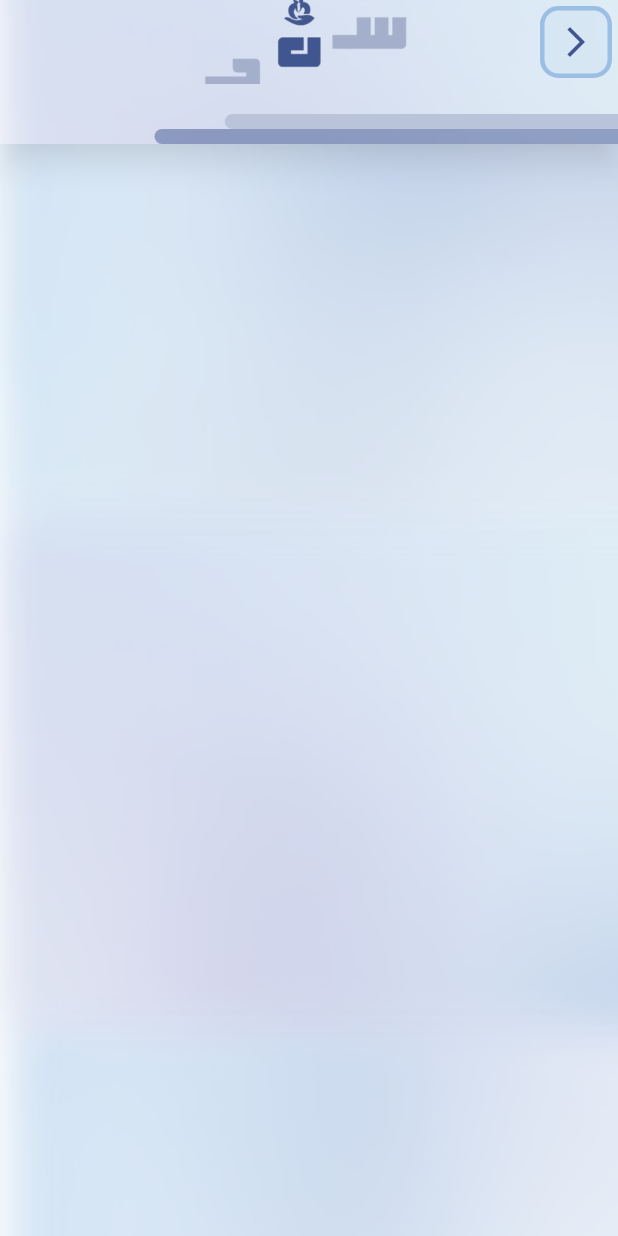
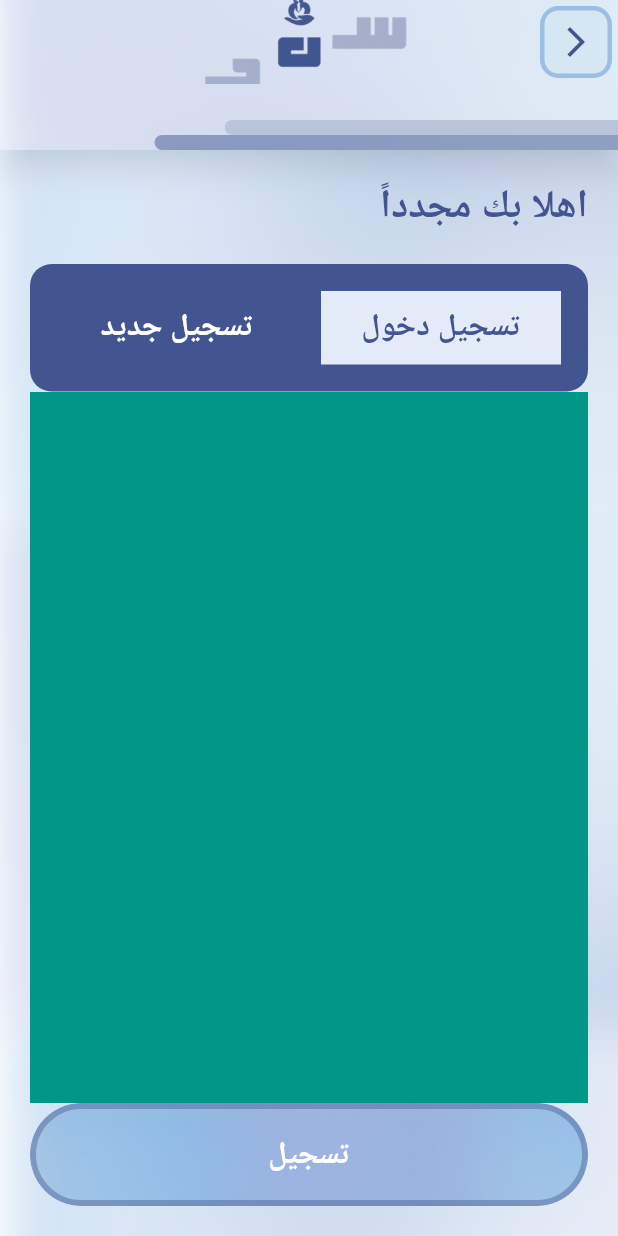
Before and after one commit to 0Ahmad0/sanad_app, a Flutter app: the screen it shows after launch, after a tap on "هيا لنبدأ", on a phone screen of 412 x 824 dp. Run offline on Flutter 3.47's test engine with Material 3 defaults, Android fonts, the phone set to English and light mode, and no system bars; our stand-ins replace animate_do, flutter_localization, flutter_screenutil, flutter_spinkit, get, get_storage and 1 more; Roboto replaces fonts that are missing (Cairo).

Commit message:
Add Some Features And Screens

```diff
--- /dev/null
+++ b/lib/app/controller/auth_controller.dart
@@ -0,0 +1,26 @@
+import 'package:flutter/cupertino.dart';
+import 'package:get/get.dart';
+
+import '../core/utils/app_string.dart';
+
+class AuthController extends GetxController {
+  late final PageController pageController;
+  final List<String> tabsList = [AppString.login, AppString.signup];
+
+  _initPageView() {
+    pageController = PageController(initialPage: 0);
+  }
+
+  navigateToPage(int index){
+    pageController.animateToPage(index,
+        duration: const Duration(milliseconds: 500),
+        curve: Curves.easeInOut
+    );
+  }
+
+  @override
+  void onInit() {
+    _initPageView();
+    super.onInit();
+  }
+}
--- a/lib/app/core/route/app_route.dart
+++ b/lib/app/core/route/app_route.dart
@@ -1,4 +1,5 @@
 import 'package:get/get.dart';
+import 'package:sanad_app/app/controller/auth_controller.dart';
 import 'package:sanad_app/app/screens/auth/auth_screen.dart';
 import 'package:sanad_app/app/screens/splash_screen.dart';
 
--- a/lib/app/core/utils/app_string.dart
+++ b/lib/app/core/utils/app_string.dart
@@ -1,12 +1,14 @@
 class AppString {
   static const appName = "سند";
   static const letsGo = "هيا لنبدأ";
+  static const welcomeAgain = "اهلا بك مجدداً";
+  static const login = "تسجيل دخول";
+  static const signup = "تسجيل جديد";
+  static const registration = "تسجيل";
   static const email = "";
   static const emailRecovery = "Email Recovery";
   static const passWord = "Password";
   static const forgetPassword = "Forget Password ? ";
-  static const login = "Log in";
-  static const signup = "Sign up";
   static const welcome = "Welcome,";
   static const name = "Name";
   static const confirmPassword = "Confirm Password";
--- a/lib/app/core/utils/assets_manager.dart
+++ b/lib/app/core/utils/assets_manager.dart
@@ -5,6 +5,7 @@ class AssetsManager {
   ///=================<<Png>>=================///
 
   static const String backgroundAppIMG = '$imagePath/back_ground_app.png';
+  static const String backgroundButtonIMG = '$imagePath/back_ground_button.png';
   static const String logoIMG = '$imagePath/logo.png';
 
 
--- a/lib/app/core/utils/color_manager.dart
+++ b/lib/app/core/utils/color_manager.dart
@@ -6,8 +6,9 @@ class ColorManager {
 
   /// Prefer Two Color
   static const secondaryColor = Color(0xff9BBEE5);
-  ///
-
+  ///border Button Color
+  static Color borderButtonColor = Color(0xff425591).withOpacity(.42);
+  static const  tabSelectColor = Color(0xffE3EAF8);
   ///
   static const textFieldColor = Color(0xff6C6B6B);
   static const textFieldHintColor = Color(0xff737781);
--- a/lib/app/screens/auth/auth_screen.dart
+++ b/lib/app/screens/auth/auth_screen.dart
@@ -1,10 +1,15 @@
 import 'package:flutter/material.dart';
 import 'package:flutter_screenutil/flutter_screenutil.dart';
 import 'package:get/get.dart';
+import 'package:sanad_app/app/controller/auth_controller.dart';
 import 'package:sanad_app/app/core/helper/sizer_media_query.dart';
+import 'package:sanad_app/app/core/utils/app_string.dart';
 import 'package:sanad_app/app/core/utils/assets_manager.dart';
 import 'package:sanad_app/app/core/utils/color_manager.dart';
+import 'package:sanad_app/app/core/utils/styles_manager.dart';
 import 'package:sanad_app/app/core/utils/values_manager.dart';
+import 'package:sanad_app/app/widgets/button_app_widget.dart';
+import 'package:sanad_app/app/widgets/custom_appbar_widget.dart';
 import 'package:sanad_app/app/widgets/default_scaffold.dart';
 
 class AuthScreen extends StatelessWidget {
@@ -12,66 +17,88 @@ class AuthScreen extends StatelessWidget {
 
   @override
   Widget build(BuildContext context) {
+    final controller = Get.put(AuthController());
     return Scaffold(
-      appBar: AppBar(
-        leading: GestureDetector(
+      appBar: CustomAppBarWidget(),
+      body: DefaultScaffoldWidget(
+        child: Padding(
+          padding: const EdgeInsets.all(AppPadding.p20),
+          child: Column(
+            crossAxisAlignment: CrossAxisAlignment.start,
+            children: [
+              Text(
+                AppString.welcomeAgain,
+                style: StylesManager.textBoldStyle(
+                    size: 20.sp, color: ColorManager.primaryColor),
+              ),
+              const SizedBox(
+                height: AppSize.s20,
+              ),
+              StatefulBuilder(
+                  builder: (_, authSetState) => Container(
+                        padding: const EdgeInsets.all(AppPadding.p10),
+                        decoration: BoxDecoration(
+                          color: ColorManager.primaryColor,
+                          borderRadius: BorderRadius.circular(14.r),
+                        ),
+                        child: Row(
+                          children: List.generate(
+                              controller.tabsList.length,
+                              (index) => Expanded(
+                                    child: GestureDetector(
                                       onTap: () {
-            if (Navigator.canPop(context)) {
-              Get.back();
-            }
+                                        controller.navigateToPage(index);
                                       },
-          child: Padding(
-            padding: const EdgeInsets.all(4.0),
-            child: Container(
+                                      child: AnimatedContainer(
+                                        alignment: Alignment.center,
+                                        duration:
+                                            const Duration(milliseconds: 600),
+                                        padding: EdgeInsets.all(AppPadding.p10),
+                                        margin: EdgeInsets.all(AppMargin.m8),
                                         decoration: BoxDecoration(
-                    color: ColorManager.secondaryColor.withOpacity(.1),
-                    borderRadius: BorderRadius.circular(12.r),
-                    border:
-                        Border.all(color: ColorManager.secondaryColor, width: 3)),
-                child: const Icon(
-                  Icons.arrow_back_ios_new_sharp,
-                  color: ColorManager.primaryColor,
+                                          color: index ==
+                                                  controller.pageController
+                                                      .initialPage
+                                              ? ColorManager.tabSelectColor
+                                              : ColorManager.primaryColor,
+                                        ),
+                                        child: Text(
+                                          controller.tabsList[index],
+                                          style: StylesManager.textBoldStyle(
+                                            size: 16.sp,
+                                            color: controller.pageController
+                                                        .initialPage ==
+                                                    index
+                                                ? ColorManager.primaryColor
+                                                : ColorManager.whiteColor,
+                                          ),
+                                        ),
+                                      ),
+                                    ),
                                   )),
                         ),
-        ),
-        elevation: 8.0,
-        shadowColor: ColorManager.blackColor.withOpacity(.25),
-        bottom: PreferredSize(
-          preferredSize: Size(double.infinity, 40),
-          child: Column(
-            crossAxisAlignment: CrossAxisAlignment.start,
-            mainAxisAlignment: MainAxisAlignment.start,
+                      )),
+              Expanded(
+                child: PageView(
+                  onPageChanged: (index){
+                    controller.navigateToPage(index);
+                  },
+                  controller: controller.pageController,
                   children: [
                     Container(
-                margin: EdgeInsets.only(left: getWidth(context) / 2.75),
-                height: AppSize.s10,
-                decoration: BoxDecoration(
-                    color: ColorManager.greyColor,
-                    borderRadius:
-                        BorderRadius.horizontal(left: Radius.circular(100.r))),
+                      color: Colors.teal,
                     ),
                     Container(
-                margin: EdgeInsets.only(left: getWidth(context) / 4),
-                height: AppSize.s10,
-                decoration: BoxDecoration(
-                    color: ColorManager.primaryColor.withOpacity(.5),
-                    borderRadius:
-                        BorderRadius.horizontal(left: Radius.circular(100.r))),
+                      color: Colors.red,
                     ),
                   ],
                 ),
               ),
-        flexibleSpace: Image.asset(
-          AssetsManager.backgroundAppIMG,
-          fit: BoxFit.fitWidth,
-        ),
-        title: Image.asset(
-          AssetsManager.logoIMG,
-          width: 200,
-          height: 200,
+              ButtonAppWidget(onPressed: () {}, text: AppString.registration)
+            ],
           ),
         ),
-      body: DefaultScaffoldWidget(),
+      ),
     );
   }
 }
--- a/lib/app/widgets/button_app_widget.dart
+++ b/lib/app/widgets/button_app_widget.dart
@@ -1,6 +1,7 @@
 import 'package:flutter/material.dart';
 import 'package:flutter_screenutil/flutter_screenutil.dart';
 import 'package:google_fonts/google_fonts.dart';
+import 'package:sanad_app/app/core/utils/assets_manager.dart';
 import 'package:sanad_app/app/core/utils/values_manager.dart';
 
 import '../core/utils/color_manager.dart';
@@ -17,13 +18,26 @@ class ButtonAppWidget extends StatelessWidget {
 
   @override
   Widget build(BuildContext context) {
-    return ElevatedButton(
+    return Container(
+      clipBehavior: Clip.antiAliasWithSaveLayer,
+      decoration: BoxDecoration(
+        borderRadius: BorderRadius.circular(100.r),
+        image: DecorationImage(
+          repeat: ImageRepeat.repeatX,
+            image: AssetImage(
+              AssetsManager.backgroundButtonIMG,
+
+            ),
+            fit: BoxFit.cover),
+      ),
+      child: ElevatedButton(
           style: ElevatedButton.styleFrom(
             elevation: 0.0,
-          backgroundColor: ColorManager.secondaryColor.withOpacity(.5),
+            backgroundColor: Colors.transparent,
             shape: RoundedRectangleBorder(
                 borderRadius: BorderRadius.circular(100.r),
-              side: const BorderSide(color: ColorManager.secondaryColor, width: 5)),
+                side:  BorderSide(
+                    color: ColorManager.borderButtonColor, width: 4)),
             minimumSize: Size.fromHeight(
               AppSize.s60.sp,
             ),
@@ -35,8 +49,8 @@ class ButtonAppWidget extends StatelessWidget {
                 color: ColorManager.whiteColor,
                 fontSize: 18.sp,
                 fontWeight: FontWeight.bold,
-            fontFamily: GoogleFonts.cairo().fontFamily
-          ),
-        ));
+                fontFamily: GoogleFonts.cairo().fontFamily),
+          )),
+    );
   }
 }
--- /dev/null
+++ b/lib/app/widgets/custom_appbar_widget.dart
@@ -0,0 +1,85 @@
+import 'package:flutter/material.dart';
+import 'package:flutter_screenutil/flutter_screenutil.dart';
+import 'package:get/get.dart';
+
+import '../core/helper/sizer_media_query.dart';
+import '../core/utils/assets_manager.dart';
+import '../core/utils/color_manager.dart';
+import '../core/utils/values_manager.dart';
+
+class CustomAppBarWidget extends StatelessWidget implements PreferredSizeWidget {
+  final List<Widget>? child;
+  final double height;
+
+  const CustomAppBarWidget({
+    super.key,
+    this.child,
+    this.height = 100,
+  });
+
+  @override
+  Size get preferredSize => Size.fromHeight(height);
+
+  @override
+  Widget build(BuildContext context) {
+    return AppBar(
+      leading: GestureDetector(
+        onTap: () {
+          if (Navigator.canPop(context)) {
+            Get.back();
+          }
+        },
+        child: Padding(
+          padding: const EdgeInsets.all(4.0),
+          child: Container(
+              decoration: BoxDecoration(
+                  color: ColorManager.secondaryColor.withOpacity(.1),
+                  borderRadius: BorderRadius.circular(12.r),
+                  border:
+                  Border.all(color: ColorManager.secondaryColor, width: 3)),
+              child: const Icon(
+                Icons.arrow_back_ios_new_sharp,
+                color: ColorManager.primaryColor,
+              )),
+        ),
+      ),
+      elevation: 8.0,
+      shadowColor: ColorManager.blackColor.withOpacity(.25),
+      bottom: PreferredSize(
+        preferredSize: Size(double.infinity, 40),
+        child: Column(
+          crossAxisAlignment: CrossAxisAlignment.start,
+          mainAxisAlignment: MainAxisAlignment.start,
+          children: [
+            Container(
+              margin: EdgeInsets.only(left: getWidth(context) / 2.75),
+              height: AppSize.s10,
+              decoration: BoxDecoration(
+                  color: ColorManager.greyColor,
+                  borderRadius:
+                  BorderRadius.horizontal(left: Radius.circular(100.r))),
+            ),
+            Container(
+              margin: EdgeInsets.only(left: getWidth(context) / 4),
+              height: AppSize.s10,
+              decoration: BoxDecoration(
+                  color: ColorManager.primaryColor.withOpacity(.5),
+                  borderRadius:
+                  BorderRadius.horizontal(left: Radius.circular(100.r))),
+            ),
+          ],
+        ),
+      ),
+      flexibleSpace: Image.asset(
+        AssetsManager.backgroundAppIMG,
+        fit: BoxFit.fitWidth,
+      ),
+      title: Image.asset(
+        AssetsManager.logoIMG,
+        width: 200,
+        height: 200,
+      ),
+      actions: child
+    );
+  }
+}
```
Also changed, not shown: assets/images/back_ground_button.png (added), 1 other file. Lines whose indentation alone changed are shown as unchanged.
